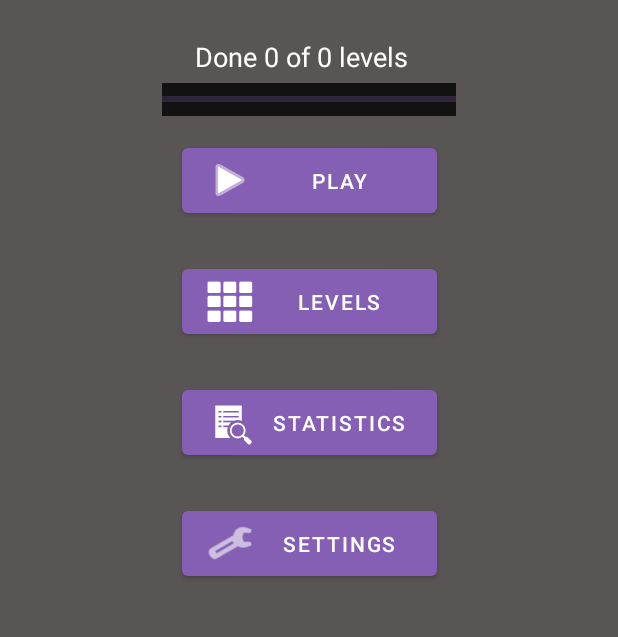
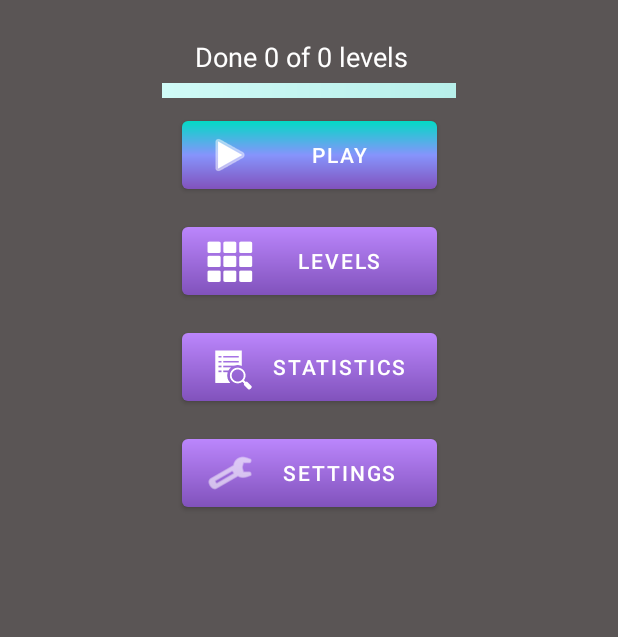
Before and after one commit to etr0n/Math-Riddle-Game, an Android app: the screen it shows after launch (MainActivity), on a phone screen of 412 x 824 dp, the part 272-909 px from its top. Run offline under Robolectric (Android 15) with nearby library versions, the phone set to English and light mode, and no system bars; our stand-ins replace Room's generated code, data binding.

Commit message:
Updated design

```diff
--- a/app/build.gradle
+++ b/app/build.gradle
@@ -67,5 +67,8 @@ dependencies {
     implementation "androidx.navigation:navigation-ui-ktx:2.3.3"
     implementation("androidx.multidex:multidex:2.0.1")
     implementation 'com.github.PhilJay:MPAndroidChart:v3.1.0'
+    implementation 'com.github.bumptech.glide:glide:4.12.0'
+    annotationProcessor 'com.github.bumptech.glide:compiler:4.12.0'
+    implementation 'pl.droidsonroids.gif:android-gif-drawable:1.2.19'
 
 }
--- /dev/null
+++ b/app/src/main/res/drawable-v24/button_gradient.xml
@@ -0,0 +1,32 @@
+<?xml version="1.0" encoding="utf-8"?>
+<layer-list xmlns:android="http://schemas.android.com/apk/res/android">
+    <!--
+        <item android:state_pressed="true" >
+            <shape>
+                <solid
+                    android:color="@color/black" />
+                <corners
+                    android:radius="10dp" />
+
+            </shape>
+        </item>-->
+    <item>
+        <shape>
+
+            <gradient
+                android:startColor="@color/purple_200"
+                android:endColor="@color/purple_300"
+                android:angle="270" />
+            <padding
+                android:left="10dp"
+                android:top="10dp"
+                android:right="10dp"
+                android:bottom="10dp" />
+            <!--            <size
+                            android:height="30dp"/>-->
+            <corners
+                android:radius="4dp" />
+        </shape>
+    </item>
+
+</layer-list>
--- /dev/null
+++ b/app/src/main/res/drawable-v24/gradient_progress_new.xml
@@ -0,0 +1,40 @@
+<?xml version="1.0" encoding="utf-8"?>
+<layer-list xmlns:android="http://schemas.android.com/apk/res/android">
+    <item android:id="@android:id/background">
+        <shape>
+            <gradient android:startColor="#D0FBF7"
+                android:centerColor="#B7EFEA"
+                android:centerY="1.0"
+                android:endColor="#6cd1c8"
+                android:angle="0" />
+        </shape>
+    </item>
+    <!-- Define the progress properties like start color, end color etc -->
+    <item android:id="@android:id/progress">
+        <clip>
+            <shape>
+                <!--<gradient
+
+                    android:startColor="#f91104"
+                    android:centerColor="#32fc05"
+                    android:centerY="1.0"
+                    android:endColor="#f502fd"
+                    android:angle="0"/>-->
+                <gradient
+
+                    android:startColor="@color/purple_200"
+                    android:centerColor="@color/purple_300"
+                    android:centerY="1.0"
+                    android:endColor="@color/purple_400"
+                    android:angle="0"/>
+            </shape>
+        </clip>
+    </item>
+<!--    <item>
+        <rotate android:fromDegrees="90" android:pivotX="10%">
+            <shape android:shape="line" >
+                <stroke android:width="2dp" android:color="#000000" />
+            </shape>
+        </rotate>
+    </item>-->
+</layer-list>
--- /dev/null
+++ b/app/src/main/res/drawable-v24/line_gradient_progress.xml
@@ -0,0 +1,33 @@
+<?xml version="1.0" encoding="utf-8"?>
+<layer-list xmlns:android="http://schemas.android.com/apk/res/android">
+<!--
+    <item android:state_pressed="true" >
+        <shape>
+            <solid
+                android:color="@color/black" />
+            <corners
+                android:radius="10dp" />
+
+        </shape>
+    </item>-->
+    <item>
+        <shape>
+
+            <gradient
+                android:startColor="@color/teal_200"
+                android:centerColor="#8694FC"
+                android:endColor="@color/purple_300"
+                android:angle="270" />
+            <padding
+                android:left="10dp"
+                android:top="10dp"
+                android:right="10dp"
+                android:bottom="10dp" />
+<!--            <size
+                android:height="30dp"/>-->
+            <corners
+                android:radius="4dp" />
+        </shape>
+    </item>
+
+</layer-list>
--- a/app/src/main/res/layout-v21/fragment_start.xml
+++ b/app/src/main/res/layout-v21/fragment_start.xml
@@ -18,10 +18,11 @@
         <Button
             android:id="@+id/play_btn"
             android:layout_width="170dp"
-            android:layout_height="55dp"
+            android:layout_height="45dp"
             android:layout_marginTop="15dp"
+            android:background="@drawable/line_gradient_progress"
             android:text="Play"
-            app:backgroundTint="#845fb3"
+            app:backgroundTint="@null"
             app:icon="@android:drawable/ic_media_play"
             app:layout_constraintBottom_toTopOf="@+id/AllLevels_btn"
             app:layout_constraintEnd_toEndOf="parent"
@@ -32,10 +33,11 @@
         <Button
             android:id="@+id/AllLevels_btn"
             android:layout_width="170dp"
-            android:layout_height="55dp"
+            android:layout_height="45dp"
             android:layout_marginTop="25dp"
+            android:background="@drawable/button_gradient"
             android:text="Levels"
-            app:backgroundTint="#845fb3"
+            app:backgroundTint="@null"
             app:icon="@android:drawable/ic_dialog_dialer"
             app:layout_constraintBottom_toTopOf="@+id/stat_btn"
             app:layout_constraintEnd_toEndOf="parent"
@@ -46,10 +48,11 @@
         <Button
             android:id="@+id/stat_btn"
             android:layout_width="170dp"
-            android:layout_height="55dp"
+            android:layout_height="45dp"
             android:layout_marginTop="25dp"
+            android:background="@drawable/button_gradient"
             android:text="Statistics"
-            app:backgroundTint="#845fb3"
+            app:backgroundTint="@null"
             app:icon="?android:attr/actionModeFindDrawable"
             app:layout_constraintBottom_toTopOf="@+id/settings_btn"
             app:layout_constraintEnd_toEndOf="parent"
@@ -60,10 +63,11 @@
         <Button
             android:id="@+id/settings_btn"
             android:layout_width="170dp"
-            android:layout_height="55dp"
+            android:layout_height="45dp"
             android:layout_marginTop="25dp"
+            android:background="@drawable/button_gradient"
             android:text="Settings"
-            app:backgroundTint="#845fb3"
+            app:backgroundTint="@null"
             app:icon="@android:drawable/ic_menu_preferences"
             app:layout_constraintBottom_toTopOf="@+id/restart_btn"
             app:layout_constraintEnd_toEndOf="parent"
@@ -90,18 +94,20 @@
 
         <ProgressBar
             android:id="@+id/progressBar"
-            style="?android:attr/progressBarStyleHorizontal"
+            style="@style/Widget.AppCompat.ProgressBar.Horizontal"
             android:layout_width="196dp"
-            android:layout_height="22dp"
+            android:layout_height="10dp"
             android:layout_marginTop="5dp"
-            android:background="@color/greyish"
-            android:progressBackgroundTint="#845fb3"
-            android:progressTint="#845fb3"
+            android:max="5"
+            android:background="@null"
+            android:progressDrawable="@drawable/gradient_progress_new"
+            android:visibility="visible"
             app:layout_constraintBottom_toTopOf="@+id/play_btn"
             app:layout_constraintEnd_toEndOf="parent"
             app:layout_constraintHorizontal_bias="0.5"
             app:layout_constraintStart_toStartOf="parent"
-            app:layout_constraintTop_toBottomOf="@+id/progress_textView" />
+            app:layout_constraintTop_toBottomOf="@+id/progress_textView"
+            tools:style="@style/Widget.AppCompat.ProgressBar"/>
 
         <TextView
             android:id="@+id/progress_textView"
--- a/app/src/main/res/layout/fragment_all_levels.xml
+++ b/app/src/main/res/layout/fragment_all_levels.xml
@@ -30,7 +30,7 @@
             android:layout_height="wrap_content"
             android:layout_marginStart="19dp"
             android:layout_marginTop="16dp"
-            android:background="#121212"
+            android:background="@null"
             android:src="@drawable/abc_vector_test"
             app:layout_constraintEnd_toStartOf="@+id/Level_textView"
             app:layout_constraintStart_toStartOf="parent"
--- a/app/src/main/res/layout/fragment_end_game.xml
+++ b/app/src/main/res/layout/fragment_end_game.xml
@@ -28,8 +28,9 @@
         android:layout_marginStart="132dp"
         android:layout_marginEnd="137dp"
         android:layout_marginBottom="290dp"
+        android:background="@drawable/button_gradient"
         android:text="Back to main"
-        app:backgroundTint="#845fb3"
+        app:backgroundTint="@null"
         app:layout_constraintBottom_toBottomOf="parent"
         app:layout_constraintEnd_toEndOf="parent"
         app:layout_constraintStart_toStartOf="parent" />
--- a/app/src/main/res/layout/fragment_level_dialog.xml
+++ b/app/src/main/res/layout/fragment_level_dialog.xml
@@ -5,8 +5,8 @@
     android:id="@+id/frameLayout5"
     android:layout_width="match_parent"
     android:layout_height="wrap_content"
-    android:background="#FFFFFF"
-    tools:context=".LevelDialogFragment">
+    android:background="@null"
+    >
 
 
     <!-- TODO: Update blank fragment layout -->
@@ -16,6 +16,7 @@
         android:layout_width="wrap_content"
         android:layout_height="wrap_content"
         android:layout_marginTop="16dp"
+        android:background="@drawable/button_gradient"
         android:text="Watch ad for hint"
         app:layout_constraintBottom_toTopOf="@+id/textView_sol_hint"
         app:layout_constraintEnd_toEndOf="parent"
--- a/app/src/main/res/layout/fragment_statisctics.xml
+++ b/app/src/main/res/layout/fragment_statisctics.xml
@@ -28,7 +28,7 @@
         android:layout_width="wrap_content"
         android:layout_height="wrap_content"
         android:layout_marginStart="16dp"
-        android:background="#121212"
+        android:background="@null"
         android:src="@drawable/abc_vector_test"
         app:layout_constraintStart_toStartOf="parent"
         app:layout_constraintTop_toTopOf="parent" />
--- a/app/src/main/res/layout/fragment_statistics_summary.xml
+++ b/app/src/main/res/layout/fragment_statistics_summary.xml
@@ -26,7 +26,7 @@
         android:layout_width="wrap_content"
         android:layout_height="wrap_content"
         android:layout_marginStart="16dp"
-        android:background="#121212"
+        android:background="@null"
         android:src="@drawable/abc_vector_test"
         app:layout_constraintStart_toStartOf="parent"
         app:layout_constraintTop_toTopOf="parent" />
--- a/app/src/main/res/layout/item.xml
+++ b/app/src/main/res/layout/item.xml
@@ -59,6 +59,7 @@
         android:id="@+id/stat_button"
         android:layout_width="54dp"
         android:layout_height="22dp"
+        android:background="@null"
         app:icon="?android:attr/actionModeFindDrawable"
         app:layout_constraintBottom_toBottomOf="parent"
         app:layout_constraintEnd_toEndOf="parent"
--- a/app/src/main/res/values/colors.xml
+++ b/app/src/main/res/values/colors.xml
@@ -1,13 +1,15 @@
 <?xml version="1.0" encoding="utf-8"?>
 <resources>
     <color name="purple_200">#FFBB86FC</color>
+    <color name="purple_300">#FF8152BC</color>
+    <color name="purple_400">#FF4A237B</color>
     <color name="purple_500">#FF6200EE</color>
     <color name="purple_700">#FF3700B3</color>
     <color name="teal_200">#FF03DAC5</color>
     <color name="teal_700">#FF018786</color>
     <color name="black">#FF000000</color>
     <color name="white">#FFFFFFFF</color>
-
+    <color name="purple_blue">#FFA786FC</color>
     <color name="greyish">#121212</color>
 
 
```
Also changed, not shown: app/src/main/java/com/example/mathriddles/BAdapter.kt (+8 -0 lines), app/src/main/res/drawable-v24/circle_gradient_progress.xml (added, +28 -0 lines), app/src/main/res/layout/fragment_level.xml (+6 -5 lines), app/src/main/res/layout/fragment_settings.xml (+23 -21 lines), app/src/main/res/layout/fragment_summary.xml (+4 -3 lines).
